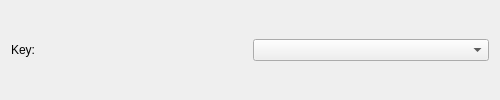
This is CoDecode/WidgetCaesarCypher.ui in LuisCarlosRojasTorres/CoDecode as Qt 5 draws it before an edit. The edited form follows.
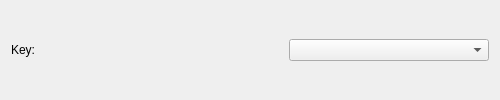
This is the edited form.

What changed in the file:
```diff
--- a/CoDecode/WidgetCaesarCypher.ui
+++ b/CoDecode/WidgetCaesarCypher.ui
@@ -34,7 +34,20 @@
     </widget>
    </item>
    <item>
-    <widget class="QComboBox" name="cB_key"/>
+    <widget class="QComboBox" name="cB_key">
+     <property name="minimumSize">
+      <size>
+       <width>200</width>
+       <height>0</height>
+      </size>
+     </property>
+     <property name="maximumSize">
+      <size>
+       <width>200</width>
+       <height>16777215</height>
+      </size>
+     </property>
+    </widget>
    </item>
   </layout>
  </widget>
```
